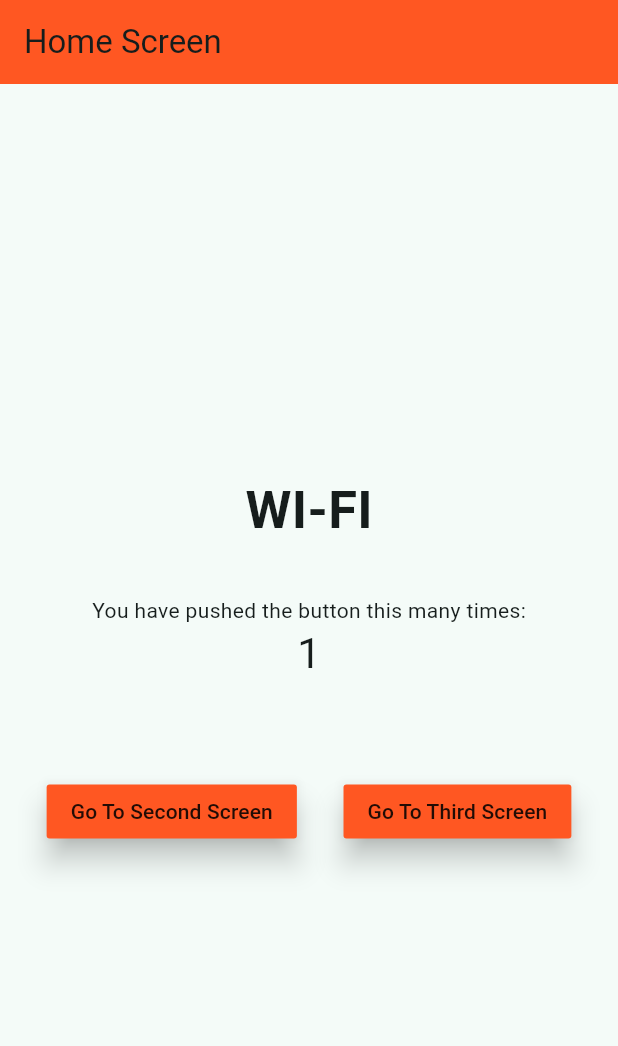
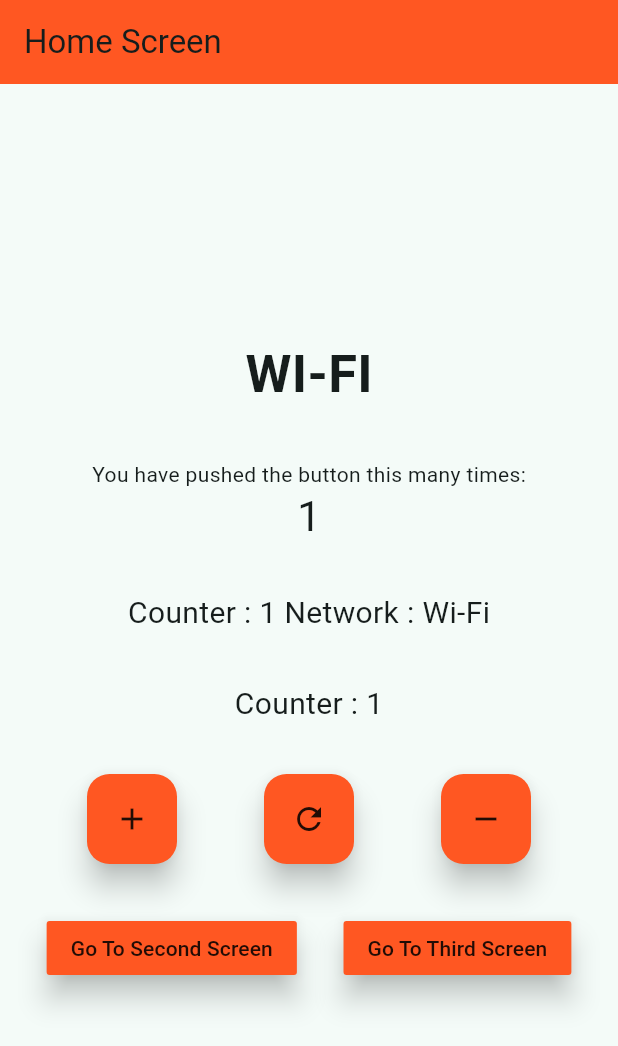
Before and after one commit to Kunjshingala/Flutter-Counter-BloC, a Flutter app: the screen it shows after launch, on a phone screen of 412 x 824 dp. Shown: the top 1046 px of the screen. Run offline on Flutter 3.47's test engine with Material 3 defaults, Android fonts, the phone set to English and light mode, and no system bars; our stand-ins replace bloc, connectivity_plus, flutter_bloc.

```diff
--- /dev/null
+++ b/devtools_options.yaml
@@ -0,0 +1 @@
+extensions:
--- a/lib/main.dart
+++ b/lib/main.dart
@@ -21,14 +21,15 @@ class MyApp extends StatelessWidget {
   MyApp({super.key, required this.appRouter, required this.connectivity});
 
   @override
-  Widget build(BuildContext context) {
+  Widget build(BuildContext myAppContext) {
     return MultiBlocProvider(
       providers: [
         BlocProvider<InternetCubit>(
-          create: (context) => InternetCubit(connectivity: connectivity),
+          create: (internetCubitContext) =>
+              InternetCubit(connectivity: connectivity),
         ),
         BlocProvider<CounterCubit>(
-          create: (context) => CounterCubit(),
+          create: (counterCubitContext) => CounterCubit(),
         ),
       ],
       child: MaterialApp(
--- a/lib/presentation/screen/home_screen.dart
+++ b/lib/presentation/screen/home_screen.dart
@@ -4,6 +4,7 @@ import 'package:flutter_bloc/flutter_bloc.dart';
 
 import '../../constants/enum.dart';
 import '../../logic/cubit/counter_cubit.dart';
+import 'button_widget.dart';
 
 class HomeScreen extends StatefulWidget {
   const HomeScreen({super.key, required this.title, required this.color});
@@ -104,36 +105,82 @@ class _HomeScreenState extends State<HomeScreen> {
                 height: 32,
                 width: double.infinity,
               ),
-              const Row(
+              Builder(
+                // use context.watch
+                builder: (context) {
+                  final counterState = context.watch<CounterCubit>().state;
+                  final internetState = context.watch<InternetCubit>().state;
+                  if (internetState is InternetConnected &&
+                      internetState.connectionType == ConnectionType.mobile) {
+                    return Text(
+                      'Counter : ${counterState.counterValue.toString()} Network : Mobile Data',
+                      style: const TextStyle(fontSize: 20),
+                    );
+                  } else if (internetState is InternetConnected &&
+                      internetState.connectionType == ConnectionType.wifi) {
+                    return Text(
+                      'Counter : ${counterState.counterValue.toString()} Network : Wi-Fi',
+                      style: const TextStyle(fontSize: 20),
+                    );
+                  } else if (internetState is InternetDisconnected) {
+                    return Text(
+                      'Counter : ${counterState.counterValue.toString()} Network : Disconnected',
+                      style: const TextStyle(fontSize: 20),
+                    );
+                  } else {
+                    return LinearProgressIndicator(color: widget.color);
+                  }
+                },
+              ),
+              const SizedBox(
+                height: 32,
+                width: double.infinity,
+              ),
+              Builder(
+                // use context.select
+                builder: (context) {
+                  final counterValue = context
+                      .select((CounterCubit cubit) => cubit.state.counterValue);
+                  return Text(
+                    'Counter : ${counterValue.toString()}',
+                    style: const TextStyle(fontSize: 20),
+                  );
+                },
+              ),
+              const SizedBox(
+                height: 32,
+                width: double.infinity,
+              ),
+              Row(
                 mainAxisAlignment: MainAxisAlignment.spaceEvenly,
                 children: [
-                  // RoundIconButton(
-                  //   onPressed: () {
-                  //     BlocProvider.of<CounterCubit>(context).increment();
-                  //     // OR
-                  //     // context.bloc<CounterCubit>().increment();
-                  //   },
-                  //   icon: Icons.add,
-                  //   color: widget.color,
-                  // ),
-                  // RoundIconButton(
-                  //   onPressed: () {
-                  //     BlocProvider.of<CounterCubit>(context).reset();
-                  //     // OR
-                  //     // context.bloc<CounterCubit>().reset();
-                  //   },
-                  //   icon: Icons.refresh_sharp,
-                  //   color: widget.color,
-                  // ),
-                  // RoundIconButton(
-                  //   onPressed: () {
-                  //     BlocProvider.of<CounterCubit>(context).decrement();
-                  //     // OR
-                  //     // context.bloc<CounterCubit>().decrement();
-                  //   },
-                  //   icon: Icons.remove,
-                  //   color: widget.color,
-                  // ),
+                  RoundIconButton(
+                    onPressed: () {
+                      BlocProvider.of<CounterCubit>(context).increment();
+                      // OR
+                      // context.bloc<CounterCubit>().increment();
+                    },
+                    icon: Icons.add,
+                    color: widget.color,
+                  ),
+                  RoundIconButton(
+                    onPressed: () {
+                      BlocProvider.of<CounterCubit>(context).reset();
+                      // OR
+                      // context.bloc<CounterCubit>().reset();
+                    },
+                    icon: Icons.refresh_sharp,
+                    color: widget.color,
+                  ),
+                  RoundIconButton(
+                    onPressed: () {
+                      BlocProvider.of<CounterCubit>(context).decrement();
+                      // OR
+                      // context.bloc<CounterCubit>().decrement();
+                    },
+                    icon: Icons.remove,
+                    color: widget.color,
+                  ),
                 ],
               ),
               const SizedBox(
--- a/pubspec.yaml
+++ b/pubspec.yaml
@@ -34,9 +34,10 @@ dependencies:
 
   # The following adds the Cupertino Icons font to your application.
   # Use with the CupertinoIcons class for iOS style icons.
-  cupertino_icons: ^1.0.2
+  cupertino_icons: any
   flutter_bloc: any
   connectivity_plus: any
+  equatable: any
 
 dev_dependencies:
   flutter_test:
```
Also changed, not shown: pubspec.lock.
